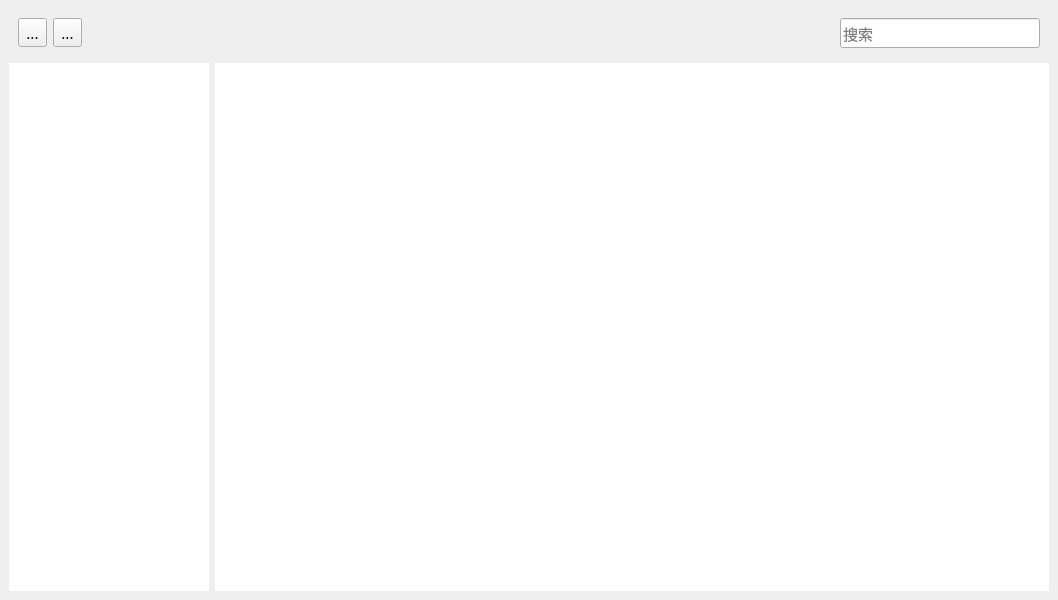
Above: src/mainwindow.ui from fengersoft/bookmarkmanager2 before the change. Below: the same form after it.
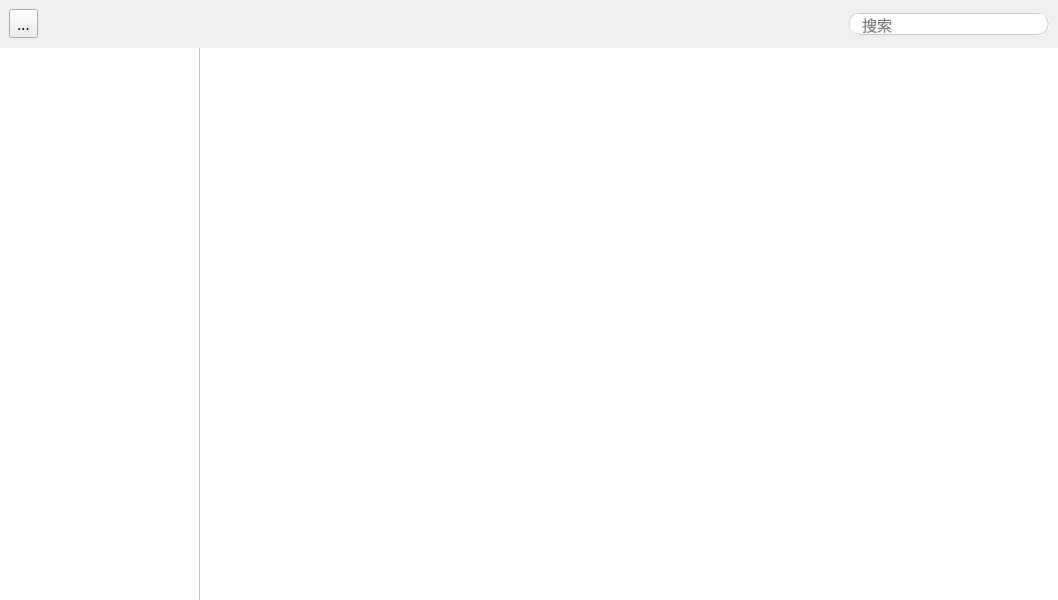
That is the form after the change. Icons and pictures are not drawn.

```diff
--- a/src/mainwindow.ui
+++ b/src/mainwindow.ui
@@ -26,9 +26,24 @@
   border:none;
 }</string>
    </property>
-   <layout class="QVBoxLayout" name="verticalLayout">
+   <layout class="QVBoxLayout" name="verticalLayout_4">
+    <property name="spacing">
+     <number>0</number>
+    </property>
+    <property name="leftMargin">
+     <number>0</number>
+    </property>
+    <property name="topMargin">
+     <number>0</number>
+    </property>
+    <property name="rightMargin">
+     <number>0</number>
+    </property>
+    <property name="bottomMargin">
+     <number>0</number>
+    </property>
     <item>
-     <widget class="QWidget" name="wgtTop" native="true">
+     <widget class="QWidget" name="wgtToolBar" native="true">
       <property name="minimumSize">
        <size>
         <width>0</width>
@@ -53,23 +68,6 @@
          </property>
         </widget>
        </item>
-       <item>
-        <widget class="QToolButton" name="btnAddGroup">
-         <property name="text">
-          <string>...</string>
-         </property>
-         <property name="icon">
-          <iconset resource="../app.qrc">
-           <normaloff>:/res/addGroup.png</normaloff>:/res/addGroup.png</iconset>
-         </property>
-         <property name="iconSize">
-          <size>
-           <width>24</width>
-           <height>24</height>
-          </size>
-         </property>
-        </widget>
-       </item>
        <item>
         <spacer name="horizontalSpacer_2">
          <property name="orientation">
@@ -91,6 +89,15 @@
            <height>16777215</height>
           </size>
          </property>
+         <property name="styleSheet">
+          <string notr="true">#edtSearch
+{
+  border-radius:10px;
+  height:20px;
+  padding-left:10px;
+  border: 1px groove rgb(203,203,203);
+}</string>
+         </property>
          <property name="placeholderText">
           <string>搜索</string>
          </property>
@@ -115,10 +122,19 @@
           <height>16777215</height>
          </size>
         </property>
+        <property name="styleSheet">
+         <string notr="true">#lvData
+{
+   border-right:1px solid rgb(203,203,203);
+}</string>
+        </property>
        </widget>
       </item>
       <item>
        <widget class="QStackedWidget" name="wgtPages">
+        <property name="currentIndex">
+         <number>2</number>
+        </property>
         <widget class="QWidget" name="pageBookmarks">
          <layout class="QVBoxLayout" name="verticalLayout_3">
           <property name="spacing">
@@ -235,6 +251,30 @@
           </item>
          </layout>
         </widget>
+        <widget class="QWidget" name="pageGroup">
+         <property name="styleSheet">
+          <string notr="true">#pageGroup
+{
+  
+	background-color: rgb(255, 255, 255);
+}</string>
+         </property>
+         <layout class="QVBoxLayout" name="verticalLayout">
+          <item>
+           <widget class="QListWidget" name="lvGroup">
+            <property name="contextMenuPolicy">
+             <enum>Qt::ActionsContextMenu</enum>
+            </property>
+            <property name="resizeMode">
+             <enum>QListView::Adjust</enum>
+            </property>
+            <property name="viewMode">
+             <enum>QListView::IconMode</enum>
+            </property>
+           </widget>
+          </item>
+         </layout>
+        </widget>
        </widget>
       </item>
      </layout>
```
Left out of the diff: 6 changed lines with no effect on the pictures.
